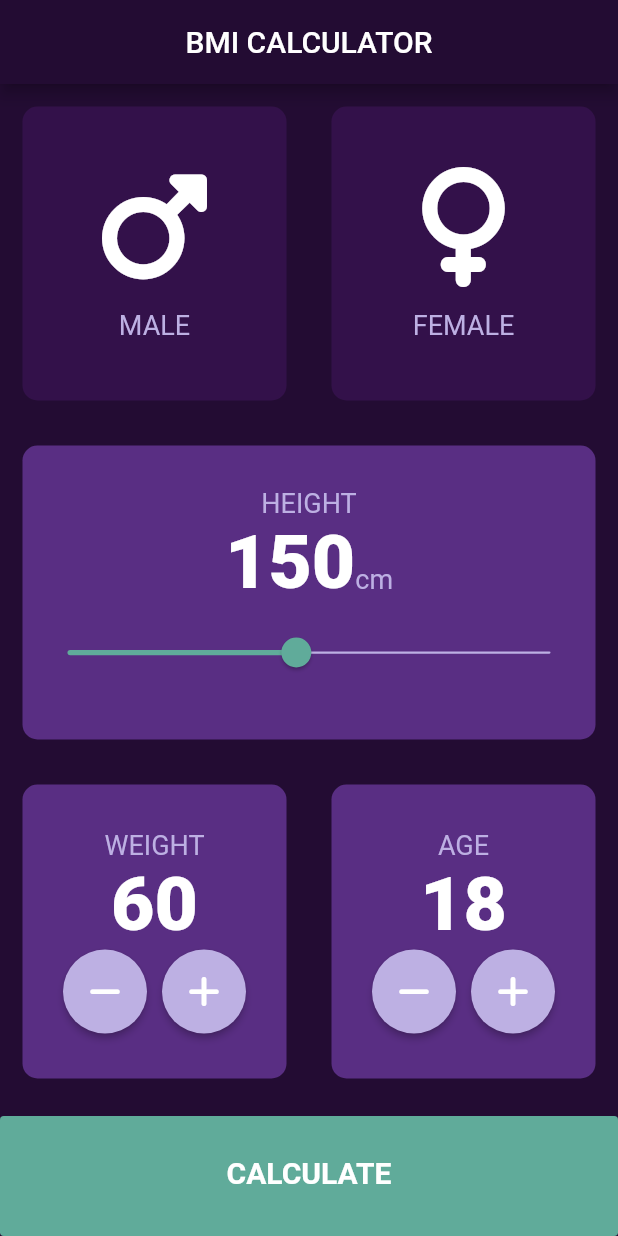
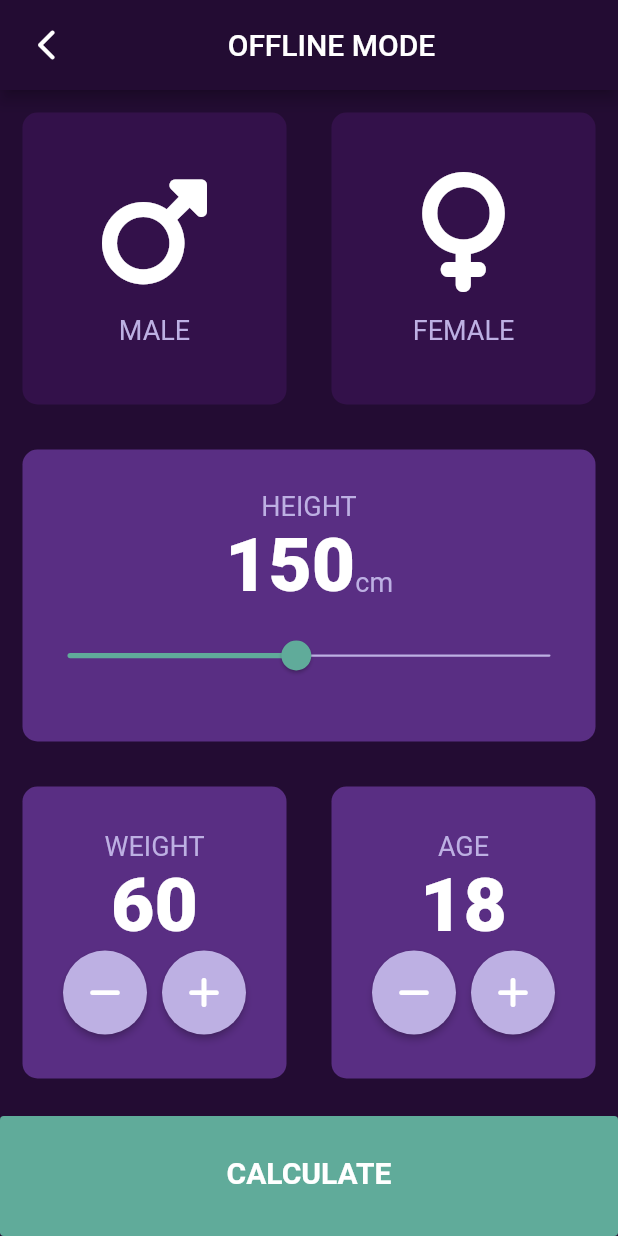
Before and after one commit to yys-yss/bmi-calculator-software, a Flutter app: the screen it shows once a user with an empty profile is signed in, on a phone screen of 412 x 824 dp. Run offline on Flutter 3.47's test engine with Material 2 defaults, Android fonts, the phone set to English and light mode, and no system bars; our stand-ins replace firebase_auth, firebase_core, font_awesome_flutter, quickalert; missing offline and left inert: flutter_gif; accounts and stored records are empty.

```diff
--- a/lib/app_theme.dart
+++ b/lib/app_theme.dart
@@ -3,7 +3,7 @@ import 'package:flutter/material.dart';
 
 
 
-class BMICalculator extends StatelessWidget {
+class AppHome extends StatelessWidget {
   @override
   Widget build(BuildContext context) {
     return MaterialApp(
--- a/lib/input_page.dart
+++ b/lib/input_page.dart
@@ -6,6 +6,7 @@ import 'constants.dart';
 import 'rounded_button.dart';
 import 'calculator_brain.dart';
 import 'results_page.dart';
+import 'package:firebase_auth/firebase_auth.dart';
 
 class InputPage extends StatefulWidget {
   @override
@@ -28,8 +29,26 @@ class _InputPageState extends State<InputPage> {
   Widget build(BuildContext context) {
     return Scaffold(
       appBar: AppBar(
-        centerTitle: true,
-        title: Text('BMI CALCULATOR'),
+        toolbarHeight: 60,
+        title: Row(
+          mainAxisAlignment: MainAxisAlignment.start,
+          children: [
+            Container(
+              width: 30,
+              child: RawMaterialButton(
+                  constraints: BoxConstraints(),
+                  padding: EdgeInsets.all(0),
+                  child: Icon(Icons.arrow_back_ios_new_rounded),
+                  onPressed: () {
+                    setState(() {
+                      FirebaseAuth.instance.signOut();
+                      Navigator.pop(context);
+                    });
+                  }),
+            ),
+            Expanded(child: Center(child: Text('OFFLINE MODE'))),
+          ],
+        ),
       ),
       body: Column(
         crossAxisAlignment: CrossAxisAlignment.stretch,
--- a/lib/main.dart
+++ b/lib/main.dart
@@ -20,12 +20,8 @@ class AuthWidget extends StatelessWidget {
       body: StreamBuilder<User?>(
         stream: FirebaseAuth.instance.authStateChanges(),
         builder: (context, snapshot) {
-          if (snapshot.connectionState == ConnectionState.waiting) {
-            return Center(child: CircularProgressIndicator());
-          } else if (snapshot.hasError) {
-            return Center(child: Text('Incorrect Email/Password'));
-          } else if (snapshot.hasData) {
-            return BMICalculator();
+          if (snapshot.hasData) {
+            return AppHome();
           } else {
             return LoginPage();
           }
--- a/lib/reusable_card.dart
+++ b/lib/reusable_card.dart
@@ -1,7 +1,4 @@
 import 'package:flutter/material.dart';
-import 'card_content.dart';
-import 'input_page.dart';
-import 'main.dart';
 
 
 
--- a/pubspec.yaml
+++ b/pubspec.yaml
@@ -16,6 +16,7 @@ dependencies:
   flutter_gif: ^0.0.4
   firebase_core: ^2.4.0
   firebase_auth: ^4.2.3
+  quickalert: ^1.0.1
 
 dev_dependencies:
   flutter_test:
```
Also changed, not shown: lib/login_page.dart (+36 -9 lines), pubspec.lock.
